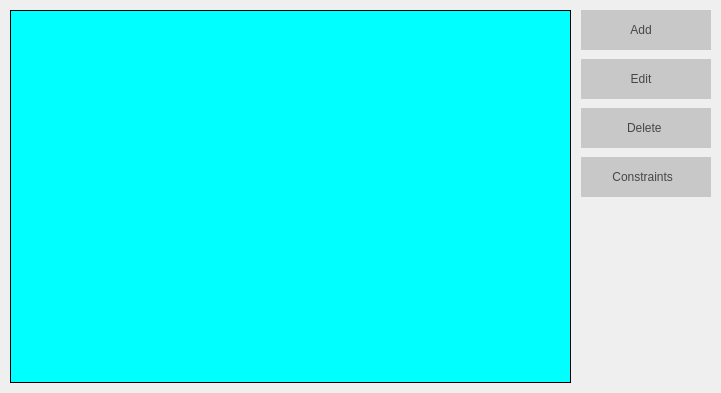
The window that Orar/OrarApp/ClassesView.ui (alexandrutm/UnivTimetable) describes before a commit, drawn with Qt 5.
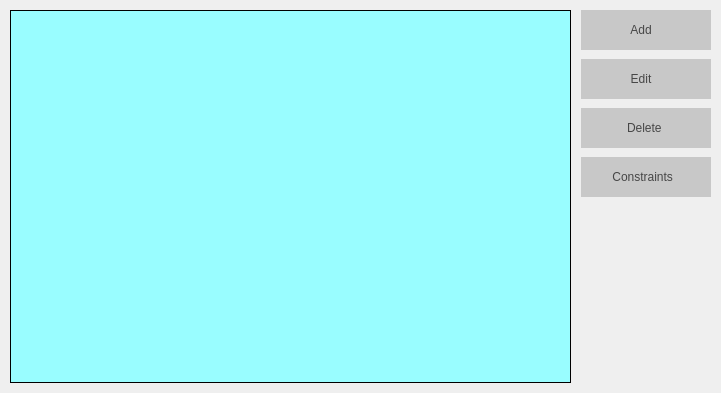
The same window after the commit. Icons and pictures are not drawn.

Diff of the .ui file:
```diff
--- a/Orar/OrarApp/ClassesView.ui
+++ b/Orar/OrarApp/ClassesView.ui
@@ -35,7 +35,7 @@
    <item>
     <widget class="QTableView" name="mTable">
      <property name="styleSheet">
-      <string notr="true">background-color: rgb(0, 255, 255);
+      <string notr="true">background-color: rgb(153, 253, 255);
 border: 1px solid;</string>
      </property>
      <property name="frameShape">
```
